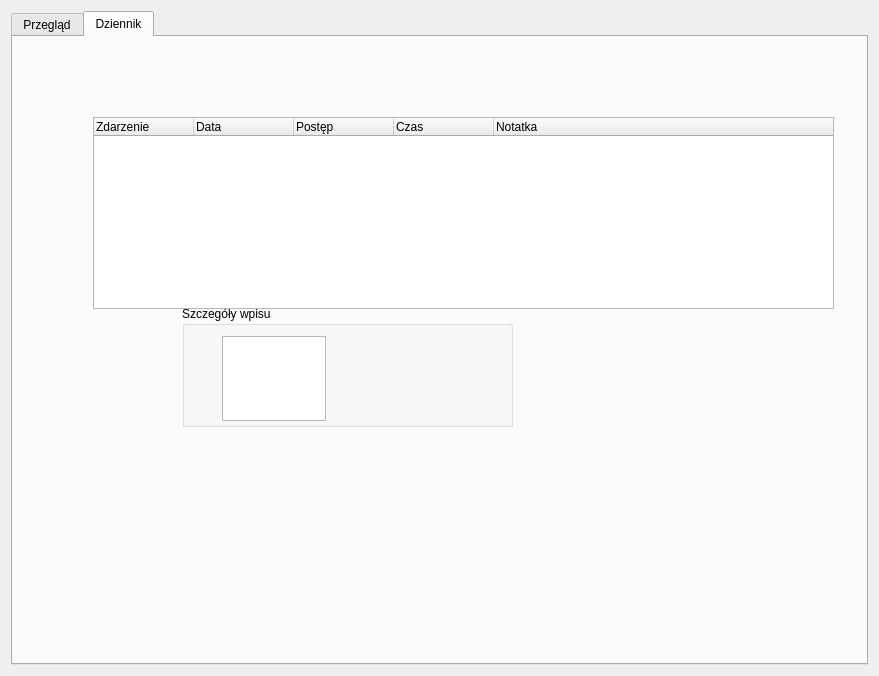
Old version of the form ui/szczegolywidget.ui in the repository Janek2230/CML.
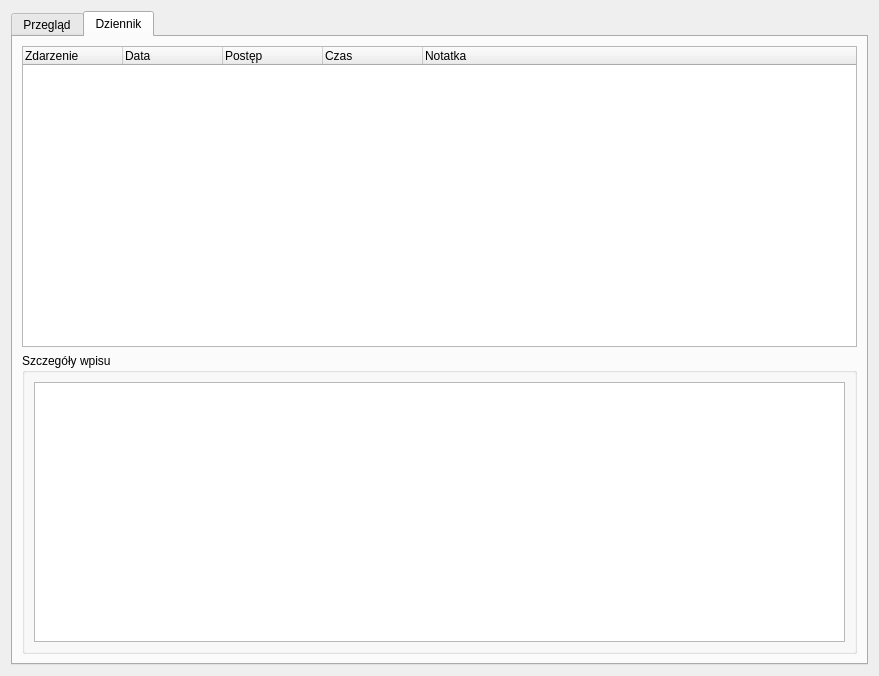
New version of the form.

Patch:
```diff
--- a/ui/szczegolywidget.ui
+++ b/ui/szczegolywidget.ui
@@ -340,14 +340,16 @@
       <attribute name="title">
        <string>Dziennik</string>
       </attribute>
+      <layout class="QGridLayout" name="gridLayout_5">
+       <item row="0" column="0">
+        <layout class="QVBoxLayout" name="verticalLayout_2">
+         <item>
       <widget class="QTreeWidget" name="treeHistoria">
-       <property name="geometry">
-        <rect>
-         <x>80</x>
-         <y>80</y>
-         <width>741</width>
-         <height>192</height>
-        </rect>
+           <property name="sizePolicy">
+            <sizepolicy hsizetype="Expanding" vsizetype="Expanding">
+             <horstretch>0</horstretch>
+             <verstretch>0</verstretch>
+            </sizepolicy>
        </property>
        <column>
         <property name="text">
@@ -375,32 +377,32 @@
         </property>
        </column>
       </widget>
+         </item>
+         <item>
       <widget class="QGroupBox" name="groupBox">
-       <property name="geometry">
-        <rect>
-         <x>169</x>
-         <y>269</y>
-         <width>331</width>
-         <height>121</height>
-        </rect>
-       </property>
        <property name="title">
         <string>Szczegóły wpisu</string>
        </property>
+           <layout class="QGridLayout" name="gridLayout_3">
+            <item row="0" column="0">
        <widget class="QTextEdit" name="txtSzczegolyWpisu">
-        <property name="geometry">
-         <rect>
-          <x>40</x>
-          <y>30</y>
-          <width>104</width>
-          <height>85</height>
-         </rect>
+              <property name="sizePolicy">
+               <sizepolicy hsizetype="Expanding" vsizetype="Expanding">
+                <horstretch>0</horstretch>
+                <verstretch>0</verstretch>
+               </sizepolicy>
         </property>
         <property name="readOnly">
          <bool>true</bool>
         </property>
        </widget>
-      </widget>
+            </item>
+           </layout>
+          </widget>
+         </item>
+        </layout>
+       </item>
+      </layout>
      </widget>
     </widget>
    </item>
```
Lines whose indentation alone changed are shown as unchanged.
